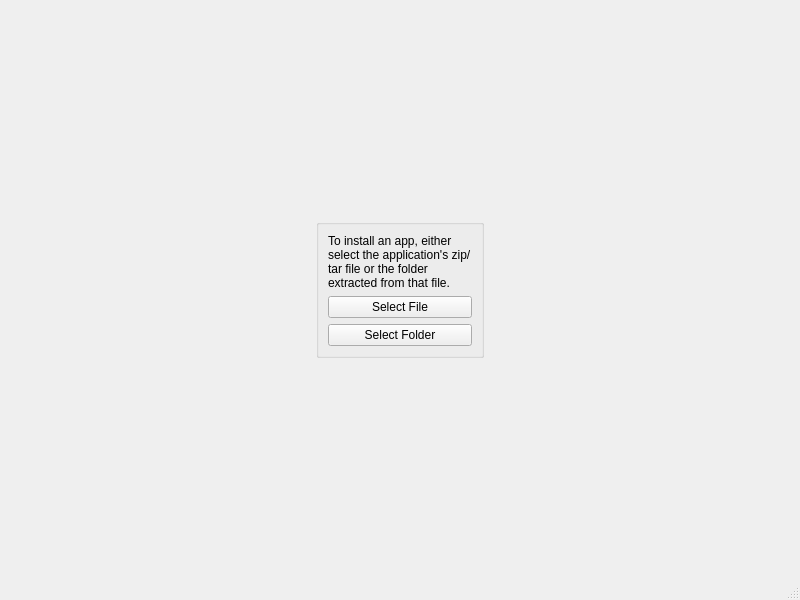
First picture: the form in src/main_window.ui, repository rfrench3/AppInstaller, before the edit.
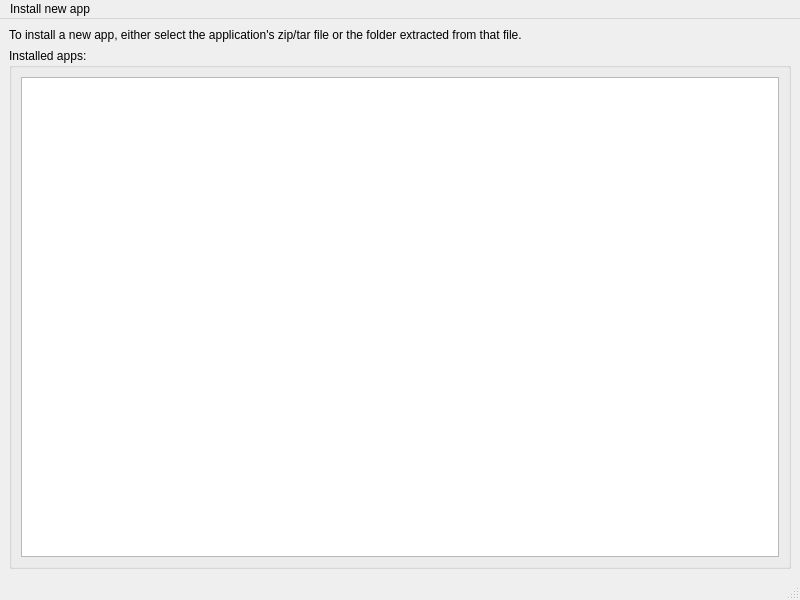
Second picture: the form after the edit.

Commit message: overhaul ui, put lots more code in place

```diff
--- a/src/main_window.ui
+++ b/src/main_window.ui
@@ -14,47 +14,17 @@
    <string>MainWindow</string>
   </property>
   <widget class="QWidget" name="centralwidget">
-   <layout class="QGridLayout" name="gridLayout">
-    <property name="leftMargin">
-     <number>0</number>
-    </property>
-    <property name="topMargin">
-     <number>0</number>
-    </property>
-    <property name="rightMargin">
-     <number>0</number>
-    </property>
-    <property name="bottomMargin">
-     <number>0</number>
-    </property>
-    <property name="spacing">
-     <number>6</number>
-    </property>
-    <item row="0" column="0">
-     <widget class="QStackedWidget" name="stackedWidget">
-      <property name="currentIndex">
-       <number>0</number>
-      </property>
-      <widget class="QWidget" name="page_welcome_screen">
-       <layout class="QVBoxLayout" name="verticalLayout_2">
+   <layout class="QVBoxLayout" name="verticalLayout">
         <item>
-         <layout class="QHBoxLayout" name="horizontalLayout">
-          <item>
-           <widget class="QGroupBox" name="groupBox">
+     <widget class="QLabel" name="label">
             <property name="sizePolicy">
-             <sizepolicy hsizetype="Maximum" vsizetype="Maximum">
+       <sizepolicy hsizetype="Minimum" vsizetype="Maximum">
               <horstretch>0</horstretch>
               <verstretch>0</verstretch>
              </sizepolicy>
             </property>
-            <property name="title">
-             <string/>
-            </property>
-            <layout class="QVBoxLayout" name="verticalLayout">
-             <item>
-              <widget class="QLabel" name="label">
                <property name="text">
-                <string>&lt;html&gt;&lt;head/&gt;&lt;body&gt;&lt;p&gt;To install an app, either select the application's zip/tar file or the folder extracted from that file.&lt;/p&gt;&lt;/body&gt;&lt;/html&gt;</string>
+       <string>&lt;html&gt;&lt;head/&gt;&lt;body&gt;&lt;p&gt;To install a new app, either select the application's zip/tar file or the folder extracted from that file.&lt;/p&gt;&lt;/body&gt;&lt;/html&gt;</string>
                </property>
                <property name="wordWrap">
                 <bool>true</bool>
@@ -62,30 +32,36 @@
               </widget>
              </item>
              <item>
-              <widget class="QPushButton" name="select_file">
-               <property name="text">
-                <string>Select File</string>
-               </property>
-              </widget>
-             </item>
-             <item>
-              <widget class="QPushButton" name="select_folder">
-               <property name="text">
-                <string>Select Folder</string>
-               </property>
-              </widget>
-             </item>
+     <widget class="QGroupBox" name="groupBox_2">
+      <property name="title">
+       <string>Installed apps:</string>
+      </property>
+      <layout class="QGridLayout" name="gridLayout">
+       <item row="0" column="0">
+        <widget class="QListWidget" name="apps_list"/>
+       </item>
             </layout>
            </widget>
           </item>
          </layout>
-        </item>
-       </layout>
-      </widget>
-      <widget class="QWidget" name="page_2"/>
-     </widget>
-    </item>
-   </layout>
+  </widget>
+  <widget class="QMenuBar" name="menuBar">
+   <property name="geometry">
+    <rect>
+     <x>0</x>
+     <y>0</y>
+     <width>800</width>
+     <height>30</height>
+    </rect>
+   </property>
+   <widget class="QMenu" name="menuInstall_new_app">
+    <property name="title">
+     <string>Install new app</string>
+    </property>
+    <addaction name="install_file"/>
+    <addaction name="install_folder"/>
+   </widget>
+   <addaction name="menuInstall_new_app"/>
   </widget>
   <widget class="QStatusBar" name="statusbar"/>
   <action name="actionentry_A">
```
Left out of the diff: 10 changed lines with no effect on the pictures. Lines whose indentation alone changed are shown as unchanged. The commit also changes 2 other files.
